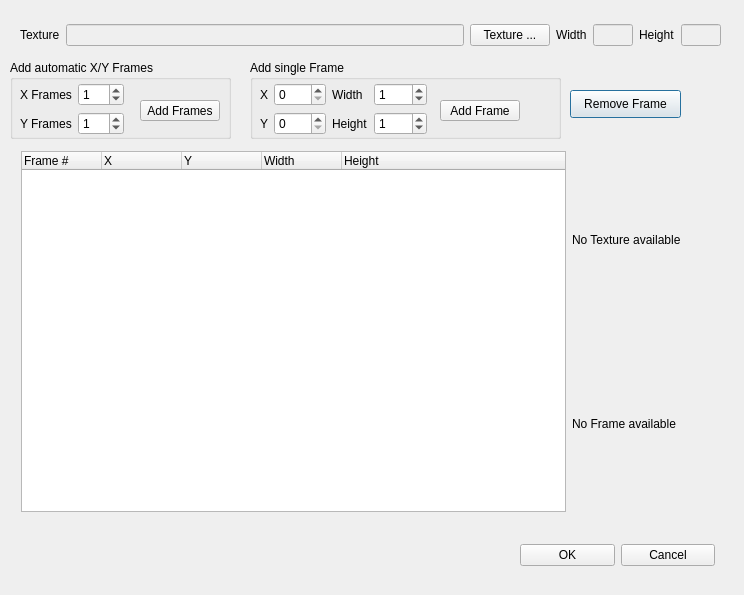
First picture: the form in brickleedit/src/gui/textureframeeditor/textureframeeditor.ui, repository paarm/bricklebrit, before the edit.
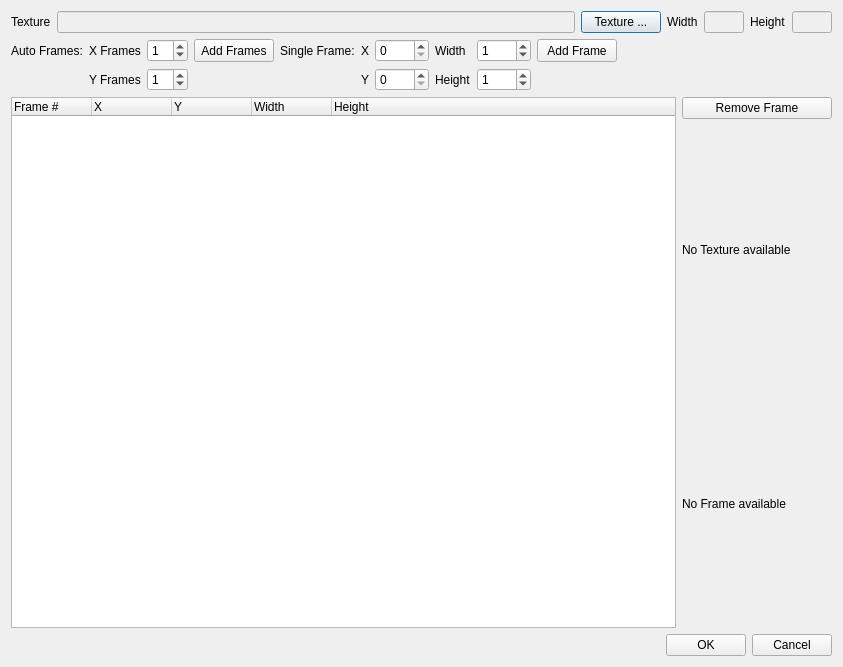
Second picture: the form after the edit. Icons and pictures are not drawn.

Commit message: Layouting in dialogs

Patch:
```diff
--- a/brickleedit/src/gui/textureframeeditor/textureframeeditor.ui
+++ b/brickleedit/src/gui/textureframeeditor/textureframeeditor.ui
@@ -6,172 +6,217 @@
    <rect>
     <x>0</x>
     <y>0</y>
-    <width>744</width>
-    <height>595</height>
+    <width>843</width>
+    <height>667</height>
    </rect>
   </property>
+  <property name="sizePolicy">
+   <sizepolicy hsizetype="Preferred" vsizetype="Preferred">
+    <horstretch>0</horstretch>
+    <verstretch>0</verstretch>
+   </sizepolicy>
+  </property>
   <property name="windowTitle">
    <string>Texture Frame Editor</string>
   </property>
-  <widget class="QPushButton" name="removeFrame">
-   <property name="geometry">
-    <rect>
-     <x>570</x>
-     <y>90</y>
-     <width>111</width>
-     <height>28</height>
-    </rect>
-   </property>
-   <property name="sizePolicy">
-    <sizepolicy hsizetype="Preferred" vsizetype="Preferred">
-     <horstretch>0</horstretch>
-     <verstretch>0</verstretch>
-    </sizepolicy>
-   </property>
-   <property name="minimumSize">
-    <size>
-     <width>80</width>
-     <height>0</height>
-    </size>
-   </property>
+  <layout class="QVBoxLayout" name="verticalLayout_2">
+   <item>
+    <layout class="QHBoxLayout" name="horizontalLayout">
+     <item>
+      <widget class="QLabel" name="label">
+       <property name="text">
+        <string>Texture</string>
+       </property>
+      </widget>
+     </item>
+     <item>
+      <widget class="QLineEdit" name="textureName">
+       <property name="enabled">
+        <bool>false</bool>
+       </property>
+      </widget>
+     </item>
+     <item>
+      <widget class="QPushButton" name="pushButton">
+       <property name="text">
+        <string>Texture ...</string>
+       </property>
+      </widget>
+     </item>
+     <item>
+      <widget class="QLabel" name="label_2">
    <property name="text">
-    <string>Remove Frame</string>
-   </property>
-  </widget>
-  <widget class="QGroupBox" name="groupBox">
-   <property name="geometry">
-    <rect>
-     <x>10</x>
-     <y>60</y>
-     <width>221</width>
-     <height>79</height>
-    </rect>
-   </property>
-   <property name="title">
-    <string>Add automatic X/Y Frames</string>
-   </property>
-   <widget class="QPushButton" name="addFrames">
-    <property name="geometry">
-     <rect>
-      <x>130</x>
-      <y>40</y>
-      <width>80</width>
-      <height>21</height>
-     </rect>
-    </property>
+        <string>Width</string>
+       </property>
+      </widget>
+     </item>
+     <item>
+      <widget class="QLineEdit" name="imageWidth">
+       <property name="enabled">
+        <bool>false</bool>
+       </property>
     <property name="sizePolicy">
-     <sizepolicy hsizetype="Preferred" vsizetype="Preferred">
+        <sizepolicy hsizetype="Fixed" vsizetype="Fixed">
       <horstretch>0</horstretch>
       <verstretch>0</verstretch>
      </sizepolicy>
     </property>
-    <property name="minimumSize">
+       <property name="maximumSize">
      <size>
-      <width>80</width>
-      <height>0</height>
-     </size>
-    </property>
+         <width>40</width>
+         <height>16777215</height>
+        </size>
+       </property>
+      </widget>
+     </item>
+     <item>
+      <widget class="QLabel" name="label_5">
     <property name="text">
-     <string>Add Frames</string>
-    </property>
-   </widget>
-   <widget class="QWidget" name="layoutWidget">
-    <property name="geometry">
-     <rect>
-      <x>10</x>
-      <y>23</y>
-      <width>104</width>
-      <height>53</height>
-     </rect>
-    </property>
-    <layout class="QFormLayout" name="formLayout">
-     <item row="0" column="0">
+        <string>Height</string>
+       </property>
+      </widget>
+     </item>
+     <item>
+      <widget class="QLineEdit" name="imageHeight">
+       <property name="enabled">
+        <bool>false</bool>
+       </property>
+       <property name="maximumSize">
+        <size>
+         <width>40</width>
+         <height>16777215</height>
+        </size>
+       </property>
+      </widget>
+     </item>
+    </layout>
+   </item>
+   <item>
+    <layout class="QHBoxLayout" name="horizontalLayout_5">
+     <item>
+      <layout class="QGridLayout" name="gridLayout_2">
+       <property name="sizeConstraint">
+        <enum>QLayout::SetMinimumSize</enum>
+       </property>
+       <item row="0" column="1">
       <widget class="QLabel" name="label_3">
        <property name="text">
         <string>X Frames</string>
        </property>
       </widget>
      </item>
-     <item row="0" column="1">
-      <widget class="QSpinBox" name="xFrames">
-       <property name="value">
-        <number>1</number>
+       <item row="0" column="3">
+        <widget class="QPushButton" name="addFrames">
+         <property name="sizePolicy">
+          <sizepolicy hsizetype="Minimum" vsizetype="Preferred">
+           <horstretch>0</horstretch>
+           <verstretch>0</verstretch>
+          </sizepolicy>
+         </property>
+         <property name="minimumSize">
+          <size>
+           <width>80</width>
+           <height>0</height>
+          </size>
+         </property>
+         <property name="text">
+          <string>Add Frames</string>
+         </property>
+         <property name="icon">
+          <iconset>
+           <normalon>:/icons/plus.png</normalon>
+          </iconset>
        </property>
       </widget>
      </item>
-     <item row="1" column="0">
+       <item row="1" column="1">
       <widget class="QLabel" name="label_4">
        <property name="text">
         <string>Y Frames</string>
        </property>
       </widget>
      </item>
-     <item row="1" column="1">
+       <item row="1" column="2">
       <widget class="QSpinBox" name="yFrames">
+         <property name="sizePolicy">
+          <sizepolicy hsizetype="Preferred" vsizetype="Preferred">
+           <horstretch>0</horstretch>
+           <verstretch>0</verstretch>
+          </sizepolicy>
+         </property>
        <property name="value">
         <number>1</number>
        </property>
       </widget>
      </item>
-    </layout>
-   </widget>
-  </widget>
-  <widget class="QGroupBox" name="groupBox_2">
-   <property name="geometry">
-    <rect>
-     <x>250</x>
-     <y>60</y>
-     <width>311</width>
-     <height>79</height>
-    </rect>
-   </property>
-   <property name="title">
-    <string>Add single Frame</string>
-   </property>
-   <widget class="QPushButton" name="addSingleFrame">
-    <property name="geometry">
-     <rect>
-      <x>190</x>
-      <y>40</y>
-      <width>80</width>
-      <height>21</height>
-     </rect>
-    </property>
-    <property name="sizePolicy">
-     <sizepolicy hsizetype="Preferred" vsizetype="Preferred">
-      <horstretch>0</horstretch>
-      <verstretch>0</verstretch>
-     </sizepolicy>
-    </property>
-    <property name="minimumSize">
+       <item row="0" column="2">
+        <widget class="QSpinBox" name="xFrames">
+         <property name="sizePolicy">
+          <sizepolicy hsizetype="Preferred" vsizetype="Preferred">
+           <horstretch>0</horstretch>
+           <verstretch>0</verstretch>
+          </sizepolicy>
+         </property>
+         <property name="value">
+          <number>1</number>
+         </property>
+        </widget>
+       </item>
+       <item row="0" column="0">
+        <widget class="QLabel" name="label_11">
+         <property name="text">
+          <string>Auto Frames:</string>
+         </property>
+        </widget>
+       </item>
+      </layout>
+     </item>
+     <item>
+      <spacer name="horizontalSpacer">
+       <property name="orientation">
+        <enum>Qt::Horizontal</enum>
+       </property>
+       <property name="sizeType">
+        <enum>QSizePolicy::Minimum</enum>
+       </property>
+       <property name="sizeHint" stdset="0">
      <size>
-      <width>80</width>
+         <width>0</width>
       <height>0</height>
      </size>
     </property>
-    <property name="text">
-     <string>Add Frame</string>
-    </property>
-   </widget>
-   <widget class="QWidget" name="layoutWidget">
-    <property name="geometry">
-     <rect>
-      <x>10</x>
-      <y>23</y>
-      <width>167</width>
-      <height>53</height>
-     </rect>
-    </property>
+      </spacer>
+     </item>
+     <item>
     <layout class="QGridLayout" name="gridLayout">
-     <item row="0" column="0">
+       <item row="0" column="7">
+        <spacer name="horizontalSpacer_3">
+         <property name="orientation">
+          <enum>Qt::Horizontal</enum>
+         </property>
+         <property name="sizeHint" stdset="0">
+          <size>
+           <width>40</width>
+           <height>20</height>
+          </size>
+         </property>
+        </spacer>
+       </item>
+       <item row="0" column="1">
       <widget class="QLabel" name="label_7">
        <property name="text">
         <string>X</string>
        </property>
       </widget>
      </item>
-     <item row="0" column="1">
+       <item row="0" column="2">
       <widget class="QSpinBox" name="xFrame">
+         <property name="sizePolicy">
+          <sizepolicy hsizetype="Preferred" vsizetype="Preferred">
+           <horstretch>0</horstretch>
+           <verstretch>0</verstretch>
+          </sizepolicy>
+         </property>
        <property name="minimumSize">
         <size>
          <width>50</width>
@@ -186,15 +231,21 @@
        </property>
       </widget>
      </item>
-     <item row="0" column="2">
+       <item row="0" column="3">
       <widget class="QLabel" name="label_9">
        <property name="text">
         <string>Width</string>
        </property>
       </widget>
      </item>
-     <item row="0" column="3">
+       <item row="0" column="4">
       <widget class="QSpinBox" name="widhtFrame">
+         <property name="sizePolicy">
+          <sizepolicy hsizetype="Preferred" vsizetype="Preferred">
+           <horstretch>0</horstretch>
+           <verstretch>0</verstretch>
+          </sizepolicy>
+         </property>
        <property name="minimumSize">
         <size>
          <width>50</width>
@@ -209,38 +260,45 @@
        </property>
       </widget>
      </item>
-     <item row="1" column="0">
-      <widget class="QLabel" name="label_8">
-       <property name="text">
-        <string>Y</string>
-       </property>
-      </widget>
-     </item>
-     <item row="1" column="1">
-      <widget class="QSpinBox" name="yFrame">
+       <item row="0" column="6">
+        <widget class="QPushButton" name="addSingleFrame">
+         <property name="sizePolicy">
+          <sizepolicy hsizetype="Minimum" vsizetype="Preferred">
+           <horstretch>0</horstretch>
+           <verstretch>0</verstretch>
+          </sizepolicy>
+         </property>
        <property name="minimumSize">
         <size>
-         <width>50</width>
+           <width>80</width>
          <height>0</height>
         </size>
        </property>
-       <property name="maximum">
-        <number>9999</number>
-       </property>
-       <property name="value">
-        <number>0</number>
-       </property>
-      </widget>
-     </item>
-     <item row="1" column="2">
-      <widget class="QLabel" name="label_10">
        <property name="text">
-        <string>Height</string>
+          <string>Add Frame</string>
+         </property>
+         <property name="icon">
+          <iconset>
+           <normalon>:/icons/plus.png</normalon>
+          </iconset>
        </property>
       </widget>
      </item>
      <item row="1" column="3">
+        <widget class="QLabel" name="label_10">
+         <property name="text">
+          <string>Height</string>
+         </property>
+        </widget>
+       </item>
+       <item row="1" column="4">
       <widget class="QSpinBox" name="heightFrame">
+         <property name="sizePolicy">
+          <sizepolicy hsizetype="Preferred" vsizetype="Preferred">
+           <horstretch>0</horstretch>
+           <verstretch>0</verstretch>
+          </sizepolicy>
+         </property>
        <property name="minimumSize">
         <size>
          <width>50</width>
@@ -255,97 +313,47 @@
        </property>
       </widget>
      </item>
-    </layout>
-   </widget>
-  </widget>
-  <widget class="QWidget" name="layoutWidget">
-   <property name="geometry">
-    <rect>
-     <x>20</x>
-     <y>20</y>
-     <width>701</width>
-     <height>30</height>
-    </rect>
-   </property>
-   <layout class="QHBoxLayout" name="horizontalLayout">
-    <item>
-     <widget class="QLabel" name="label">
+       <item row="1" column="1">
+        <widget class="QLabel" name="label_8">
       <property name="text">
-       <string>Texture</string>
+          <string>Y</string>
       </property>
      </widget>
     </item>
-    <item>
-     <widget class="QLineEdit" name="textureName">
-      <property name="enabled">
-       <bool>false</bool>
-      </property>
-     </widget>
-    </item>
-    <item>
-     <widget class="QPushButton" name="pushButton">
-      <property name="text">
-       <string>Texture ...</string>
-      </property>
-     </widget>
-    </item>
-    <item>
-     <widget class="QLabel" name="label_2">
-      <property name="text">
-       <string>Width</string>
-      </property>
-     </widget>
-    </item>
-    <item>
-     <widget class="QLineEdit" name="imageWidth">
-      <property name="enabled">
-       <bool>false</bool>
-      </property>
+       <item row="1" column="2">
+        <widget class="QSpinBox" name="yFrame">
       <property name="sizePolicy">
-       <sizepolicy hsizetype="Fixed" vsizetype="Fixed">
+          <sizepolicy hsizetype="Preferred" vsizetype="Preferred">
         <horstretch>0</horstretch>
         <verstretch>0</verstretch>
        </sizepolicy>
       </property>
-      <property name="maximumSize">
+         <property name="minimumSize">
        <size>
-        <width>40</width>
-        <height>16777215</height>
-       </size>
-      </property>
-     </widget>
-    </item>
-    <item>
-     <widget class="QLabel" name="label_5">
+           <width>50</width>
+           <height>0</height>
+          </size>
+         </property>
+         <property name="maximum">
+          <number>9999</number>
+         </property>
+         <property name="value">
+          <number>0</number>
+         </property>
+        </widget>
+       </item>
+       <item row="0" column="0">
+        <widget class="QLabel" name="label_6">
       <property name="text">
-       <string>Height</string>
-      </property>
-     </widget>
+          <string>Single Frame:</string>
+         </property>
+        </widget>
+       </item>
+      </layout>
+     </item>
+    </layout>
     </item>
     <item>
-     <widget class="QLineEdit" name="imageHeight">
-      <property name="enabled">
-       <bool>false</bool>
-      </property>
-      <property name="maximumSize">
-       <size>
-        <width>40</width>
-        <height>16777215</height>
-       </size>
-      </property>
-     </widget>
-    </item>
-   </layout>
-  </widget>
-  <widget class="QWidget" name="layoutWidget">
-   <property name="geometry">
-    <rect>
-     <x>21</x>
-     <y>151</y>
-     <width>701</width>
-     <height>361</height>
-    </rect>
-   </property>
    <layout class="QHBoxLayout" name="horizontalLayout_2">
     <item>
      <widget class="QTreeWidget" name="treeWidget">
@@ -381,8 +389,38 @@
     </item>
     <item>
      <layout class="QVBoxLayout" name="verticalLayout">
+       <item>
+        <widget class="QPushButton" name="removeFrame">
+         <property name="sizePolicy">
+          <sizepolicy hsizetype="Preferred" vsizetype="Minimum">
+           <horstretch>0</horstretch>
+           <verstretch>0</verstretch>
+          </sizepolicy>
+         </property>
+         <property name="minimumSize">
+          <size>
+           <width>0</width>
+           <height>0</height>
+          </size>
+         </property>
+         <property name="text">
+          <string>Remove Frame</string>
+         </property>
+         <property name="icon">
+          <iconset>
+           <normalon>:/icons/delete.png</normalon>
+          </iconset>
+         </property>
+        </widget>
+       </item>
       <item>
        <widget class="QLabel" name="previewImage">
+         <property name="sizePolicy">
+          <sizepolicy hsizetype="Preferred" vsizetype="Expanding">
+           <horstretch>0</horstretch>
+           <verstretch>0</verstretch>
+          </sizepolicy>
+         </property>
         <property name="minimumSize">
          <size>
           <width>150</width>
@@ -396,6 +434,12 @@
       </item>
       <item>
        <widget class="QLabel" name="previewFrame">
+         <property name="sizePolicy">
+          <sizepolicy hsizetype="Preferred" vsizetype="Expanding">
+           <horstretch>0</horstretch>
+           <verstretch>0</verstretch>
+          </sizepolicy>
+         </property>
         <property name="text">
          <string>No Frame available</string>
         </property>
@@ -404,17 +448,22 @@
      </layout>
     </item>
    </layout>
-  </widget>
-  <widget class="QWidget" name="layoutWidget">
-   <property name="geometry">
-    <rect>
-     <x>520</x>
-     <y>540</y>
-     <width>195</width>
-     <height>30</height>
-    </rect>
-   </property>
+   </item>
+   <item>
    <layout class="QHBoxLayout" name="horizontalLayout_3">
+     <item>
+      <spacer name="horizontalSpacer_2">
+       <property name="orientation">
+        <enum>Qt::Horizontal</enum>
+       </property>
+       <property name="sizeHint" stdset="0">
+        <size>
+         <width>40</width>
+         <height>20</height>
+        </size>
+       </property>
+      </spacer>
+     </item>
     <item>
      <widget class="QPushButton" name="okButton">
       <property name="text">
@@ -430,7 +479,8 @@
      </widget>
     </item>
    </layout>
-  </widget>
+   </item>
+  </layout>
  </widget>
  <resources/>
  <connections/>
```
Lines whose indentation alone changed are shown as unchanged. The commit also changes 3 other files.
